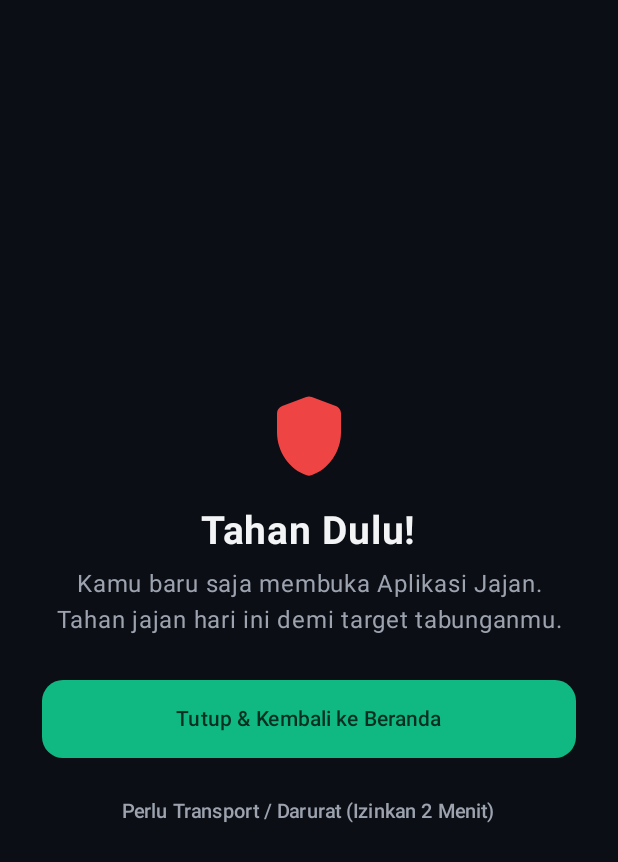
After one commit to Shinnn2205/Dompetku, an Android app built with Jetpack Compose: the BlockOverlayActivity screen opened directly, with no data from a screen before it, on a phone screen of 412 x 824 dp. The commit adds this screen. Shown: the top 862 px of the screen. Run offline under Robolectric (Android 15) with nearby library versions, the phone set to English and light mode, and no system bars.

Commit message:
Add AccessibilityService app blocker for Gojek/Shopee/Grab/TikTok/DANA/OVO when budget is exhausted or evening cook time

```diff
--- /dev/null
+++ b/app/src/main/java/com/dompetku/app/BlockOverlayActivity.kt
@@ -0,0 +1,123 @@
+package com.dompetku.app
+
+import android.content.Intent
+import android.os.Bundle
+import androidx.activity.ComponentActivity
+import androidx.activity.compose.setContent
+import androidx.compose.foundation.layout.*
+import androidx.compose.foundation.shape.RoundedCornerShape
+import androidx.compose.material.icons.Icons
+import androidx.compose.material.icons.rounded.Shield
+import androidx.compose.material3.*
+import androidx.compose.ui.Alignment
+import androidx.compose.ui.Modifier
+import androidx.compose.ui.text.font.FontWeight
+import androidx.compose.ui.text.style.TextAlign
+import androidx.compose.ui.unit.dp
+import androidx.compose.ui.unit.sp
+
+class BlockOverlayActivity : ComponentActivity() {
+
+    override fun onCreate(savedInstanceState: Bundle?) {
+        super.onCreate(savedInstanceState)
+
+        val appName = intent.getStringExtra(EXTRA_APP_NAME) ?: "Aplikasi Jajan"
+        val reason = intent.getStringExtra(EXTRA_REASON) ?: "Tahan jajan hari ini demi target tabunganmu."
+        val state = FinanceRepo.load(this)
+        val goal = state.goals.firstOrNull()
+
+        setContent {
+            DompetKuTheme(darkTheme = state.darkTheme) {
+                Surface(
+                    modifier = Modifier.fillMaxSize(),
+                    color = MaterialTheme.colorScheme.background
+                ) {
+                    Column(
+                        modifier = Modifier
+                            .fillMaxSize()
+                            .padding(28.dp),
+                        horizontalAlignment = Alignment.CenterHorizontally,
+                        verticalArrangement = Arrangement.Center
+                    ) {
+                        Icon(
+                            imageVector = Icons.Rounded.Shield,
+                            contentDescription = null,
+                            tint = DangerRed,
+                            modifier = Modifier.size(64.dp)
+                        )
+                        Spacer(Modifier.height(16.dp))
+                        Text(
+                            "Tahan Dulu!",
+                            fontSize = 26.sp,
+                            fontWeight = FontWeight.Bold
+                        )
+                        Spacer(Modifier.height(8.dp))
+                        Text(
+                            "Kamu baru saja membuka $appName.\n$reason",
+                            textAlign = TextAlign.Center,
+                            style = MaterialTheme.typography.bodyLarge,
+                            color = MaterialTheme.colorScheme.onSurfaceVariant
+                        )
+
+                        if (goal != null) {
+                            Spacer(Modifier.height(20.dp))
+                            Card(
+                                shape = RoundedCornerShape(16.dp),
+                                colors = CardDefaults.cardColors(containerColor = MaterialTheme.colorScheme.surface)
+                            ) {
+                                Column(
+                                    modifier = Modifier.padding(16.dp),
+                                    horizontalAlignment = Alignment.CenterHorizontally
+                                ) {
+                                    Text("Ingat Target Tabunganmu", style = MaterialTheme.typography.labelMedium, color = EmeraldPrimary)
+                                    Spacer(Modifier.height(4.dp))
+                                    Text(goal.name, fontWeight = FontWeight.Bold)
+                                    Text(
+                                        "${formatRp(goal.saved)} / ${formatRp(goal.target)}",
+                                        style = MaterialTheme.typography.bodySmall,
+                                        color = MaterialTheme.colorScheme.onSurfaceVariant
+                                    )
+                                }
+                            }
+                        }
+
+                        Spacer(Modifier.height(28.dp))
+                        Button(
+                            onClick = {
+                                val home = Intent(Intent.ACTION_MAIN).apply {
+                                    addCategory(Intent.CATEGORY_HOME)
+                                    flags = Intent.FLAG_ACTIVITY_NEW_TASK
+                                }
+                                startActivity(home)
+                                finish()
+                            },
+                            modifier = Modifier.fillMaxWidth().height(52.dp),
+                            shape = RoundedCornerShape(14.dp)
+                        ) {
+                            Text("Tutup & Kembali ke Beranda", fontWeight = FontWeight.SemiBold)
+                        }
+
+                        Spacer(Modifier.height(12.dp))
+                        TextButton(
+                            onClick = {
+                                AppBlockerService.grantTemporaryBypass(this@BlockOverlayActivity, 120_000L)
+                                finish()
+                            }
+                        ) {
+                            Text(
+                                "Perlu Transport / Darurat (Izinkan 2 Menit)",
+                                color = MaterialTheme.colorScheme.onSurfaceVariant,
+                                fontSize = 13.sp
+                            )
+                        }
+                    }
+                }
+            }
+        }
+    }
+
+    companion object {
+        const val EXTRA_APP_NAME = "extra_app_name"
+        const val EXTRA_REASON = "extra_reason"
+    }
+}
--- a/app/src/main/java/com/dompetku/app/DataStore.kt
+++ b/app/src/main/java/com/dompetku/app/DataStore.kt
@@ -45,6 +45,7 @@ data class AppState(
     val hideBalance: Boolean = false,
     val strictLock: Boolean = true,
     val ongoingBar: Boolean = true,
+    val appBlockerEnabled: Boolean = true,
     val dailyLimit: Long = 20_000L,
     val lunchLimit: Long = 17_000L,
     val pin: String? = null,
@@ -140,6 +141,7 @@ object FinanceRepo {
             put("hideBalance", state.hideBalance)
             put("strictLock", state.strictLock)
             put("ongoingBar", state.ongoingBar)
+            put("appBlockerEnabled", state.appBlockerEnabled)
             put("dailyLimit", state.dailyLimit)
             put("lunchLimit", state.lunchLimit)
             put("pin", state.pin ?: JSONObject.NULL)
@@ -259,6 +261,7 @@ object FinanceRepo {
                 hideBalance = o.optBoolean("hideBalance", false),
                 strictLock = o.optBoolean("strictLock", true),
                 ongoingBar = o.optBoolean("ongoingBar", true),
+                appBlockerEnabled = o.optBoolean("appBlockerEnabled", true),
                 dailyLimit = o.optLong("dailyLimit", 20_000L),
                 lunchLimit = o.optLong("lunchLimit", 17_000L),
                 pin = if (o.isNull("pin")) null else o.optString("pin"),
--- a/app/src/main/res/values/strings.xml
+++ b/app/src/main/res/values/strings.xml
@@ -1,3 +1,4 @@
 <resources>
     <string name="app_name">DompetKu</string>
+    <string name="accessibility_desc">Menahan pembukaan aplikasi belanja/pesan makan saat jatah harian habis atau jam masak malam.</string>
 </resources>
```
Also changed, not shown: app/src/main/AndroidManifest.xml (+19 -0 lines), app/src/main/java/com/dompetku/app/AppBlockerService.kt (added, +72 -0 lines), app/src/main/java/com/dompetku/app/MainActivity.kt (+37 -0 lines), app/src/main/res/xml/accessibility_service_config.xml (added, +8 -0 lines).
